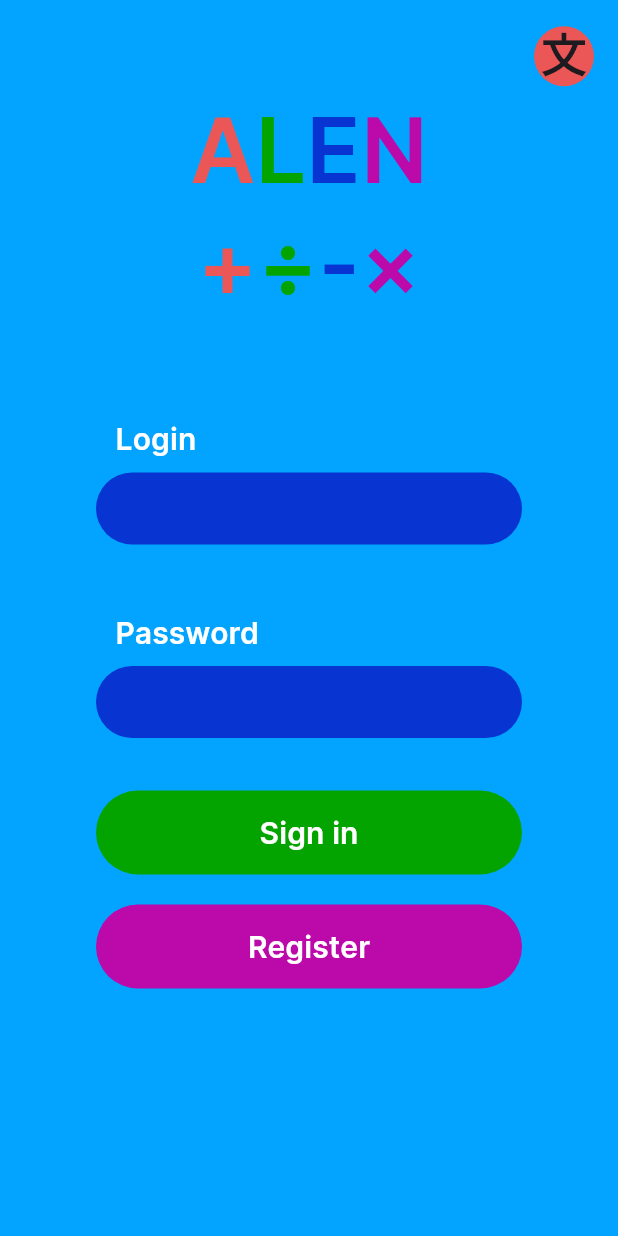
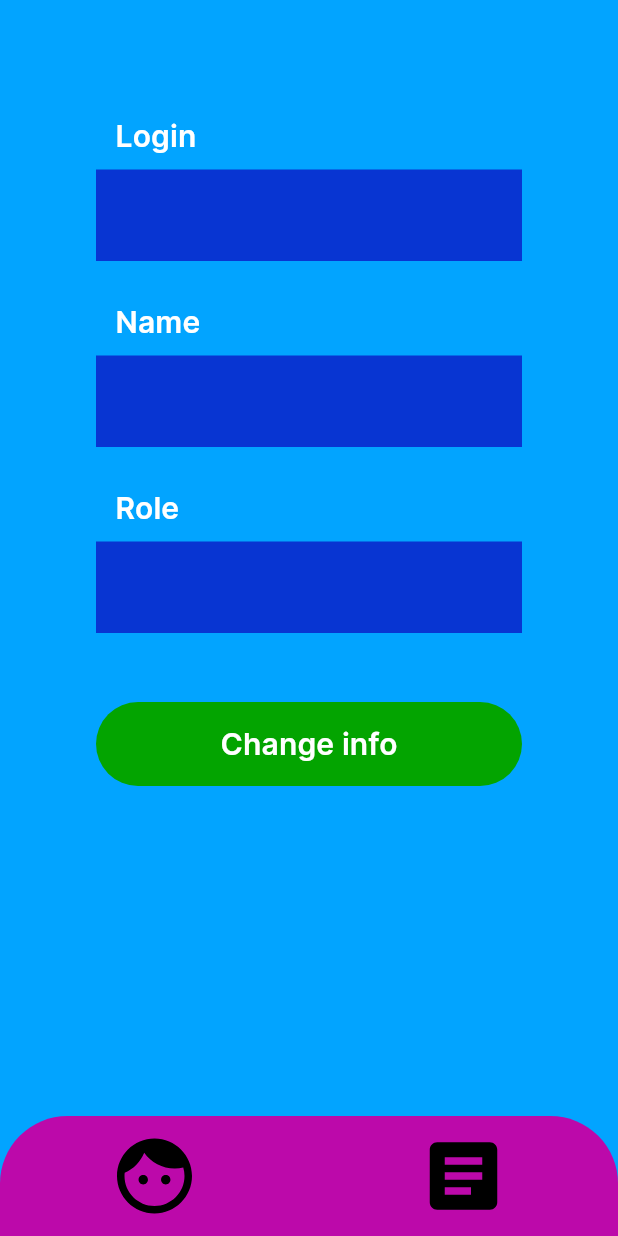
Before and after one commit to rolanos/alen, a Flutter app: the screen it shows after launch, after a tap on "Sign in", on a phone screen of 412 x 824 dp. Run offline on Flutter 3.47's test engine with Material 3 defaults, Android fonts, the phone set to English and light mode, and no system bars; our stand-ins replace flutter_svg, go_router.

Commit message:
Profile. Change info. Articles

```diff
--- /dev/null
+++ b/lib/features/articles/view/article_container.dart
@@ -0,0 +1,47 @@
+import 'package:alen/features/core/color_ui.dart';
+import 'package:flutter/material.dart';
+
+class ArticleContainer extends StatelessWidget {
+  const ArticleContainer({super.key});
+
+  @override
+  Widget build(BuildContext context) {
+    return GestureDetector(
+      onTap: () {},
+      child: Container(
+        constraints: BoxConstraints(minHeight: 180),
+        decoration: BoxDecoration(
+            color: ColorsUi.blue, borderRadius: BorderRadius.circular(45.0)),
+        margin: EdgeInsets.only(
+          left: 19.0,
+          right: 15.0,
+          top: 18.0,
+          bottom: 18.0,
+        ),
+        padding: EdgeInsets.only(left: 45.0, top: 18.0),
+        child: Column(
+          crossAxisAlignment: CrossAxisAlignment.start,
+          children: [
+            Text(
+              'Theme:',
+              style: Theme.of(context)
+                  .textTheme
+                  .titleSmall!
+                  .copyWith(color: Colors.white),
+            ),
+            SizedBox(
+              height: 8.0,
+            ),
+            Text(
+              'Description:',
+              style: Theme.of(context)
+                  .textTheme
+                  .titleSmall!
+                  .copyWith(color: Colors.white),
+            ),
+          ],
+        ),
+      ),
+    );
+  }
+}
--- /dev/null
+++ b/lib/features/articles/view/articles_screen.dart
@@ -0,0 +1,25 @@
+import 'package:alen/features/articles/view/article_container.dart';
+import 'package:flutter/material.dart';
+
+class ArticleScreen extends StatelessWidget {
+  const ArticleScreen({super.key});
+
+  @override
+  Widget build(BuildContext context) {
+    return SingleChildScrollView(
+      child: SafeArea(
+        child: ListView(
+          shrinkWrap: true,
+          children: [
+            ArticleContainer(),
+            ArticleContainer(),
+            ArticleContainer(),
+            ArticleContainer(),
+            ArticleContainer(),
+            ArticleContainer(),
+          ],
+        ),
+      ),
+    );
+  }
+}
--- a/lib/features/auth/view/sign_in_screen.dart
+++ b/lib/features/auth/view/sign_in_screen.dart
@@ -1,10 +1,11 @@
 import 'package:alen/features/auth/view/sing_up_screen.dart';
-import 'package:alen/features/auth/view/widget/input_container.dart';
+import 'package:alen/features/core/widget/input_container.dart';
 import 'package:alen/features/core/color_ui.dart';
 import 'package:alen/features/core/widget/logo.dart';
 import 'package:flutter/material.dart';
+import 'package:go_router/go_router.dart';
 
-import 'widget/button_container.dart';
+import '../../core/widget/button_container.dart';
 
 class SignInScreen extends StatelessWidget {
   const SignInScreen({super.key});
@@ -54,9 +55,7 @@ class SignInScreen extends StatelessWidget {
                     ButtonContainer(
                       text: 'Sign in',
                       color: ColorsUi.green,
-                      onTap: () => Navigator.of(context).pushReplacement(
-                          MaterialPageRoute(
-                              builder: (context) => const SignInScreen())),
+                      onTap: () => context.go('/profil'),
                     ),
                     const SizedBox(
                       height: 20,
@@ -64,9 +63,7 @@ class SignInScreen extends StatelessWidget {
                     ButtonContainer(
                       text: 'Register',
                       color: ColorsUi.purple,
-                      onTap: () => Navigator.of(context).pushReplacement(
-                          MaterialPageRoute(
-                              builder: (context) => const SingUpScreen())),
+                      onTap: () => context.go('/sign_in/sign_up'),
                     ),
                   ],
                 ),
--- a/lib/features/auth/view/sing_up_screen.dart
+++ b/lib/features/auth/view/sing_up_screen.dart
@@ -2,9 +2,10 @@ import 'package:alen/features/auth/view/sign_in_screen.dart';
 import 'package:alen/features/core/color_ui.dart';
 import 'package:alen/features/core/widget/logo.dart';
 import 'package:flutter/material.dart';
+import 'package:go_router/go_router.dart';
 
-import 'widget/button_container.dart';
-import 'widget/input_container.dart';
+import '../../core/widget/button_container.dart';
+import '../../core/widget/input_container.dart';
 
 class SingUpScreen extends StatelessWidget {
   const SingUpScreen({super.key});
@@ -54,9 +55,7 @@ class SingUpScreen extends StatelessWidget {
                     ButtonContainer(
                       text: 'Register',
                       color: ColorsUi.green,
-                      onTap: () => Navigator.of(context).pushReplacement(
-                          MaterialPageRoute(
-                              builder: (context) => const SingUpScreen())),
+                      onTap: () => context.go('/profil'),
                     ),
                     const SizedBox(
                       height: 16,
@@ -65,9 +64,7 @@ class SingUpScreen extends StatelessWidget {
                       child: ButtonContainer(
                         text: 'Sign in',
                         color: ColorsUi.purple,
-                        onTap: () => Navigator.of(context).pushReplacement(
-                            MaterialPageRoute(
-                                builder: (context) => const SignInScreen())),
+                        onTap: () => context.go('/sign_in'),
                       ),
                     ),
                   ],
--- /dev/null
+++ b/lib/features/core/router.dart
@@ -0,0 +1,98 @@
+import 'package:alen/features/auth/view/sign_in_screen.dart';
+import 'package:alen/features/auth/view/sing_up_screen.dart';
+import 'package:alen/features/menu/menu_screen.dart';
+import 'package:alen/features/articles/view/articles_screen.dart';
+import 'package:alen/features/profil/view/change_info_screen.dart';
+import 'package:alen/features/profil/view/profil_screen.dart';
+import 'package:alen/features/splash_creen.dart';
+import 'package:flutter/material.dart';
+import 'package:go_router/go_router.dart';
+
+GoRouter getRouter(BuildContext context) {
+  final GoRouter router = GoRouter(
+    initialLocation: '/splash',
+    routes: [
+      GoRoute(
+        path: '/splash',
+        pageBuilder: (context, state) =>
+            buildAnimatedRouting(state, const SplashScreen()),
+      ),
+      GoRoute(
+        path: '/sign_in',
+        pageBuilder: (context, state) => buildAnimatedRouting(
+          state,
+          const SignInScreen(),
+        ),
+        routes: [
+          GoRoute(
+            path: 'sign_up',
+            pageBuilder: (context, state) => buildAnimatedRouting(
+              state,
+              const SingUpScreen(),
+            ),
+          ),
+        ],
+      ),
+      StatefulShellRoute.indexedStack(
+        pageBuilder: (context, state, navigationShell) {
+          return buildAnimatedRouting(
+            state,
+            MenuScreen(
+              navigationShell: navigationShell,
+            ),
+          );
+        },
+        branches: [
+          StatefulShellBranch(
+            routes: [
+              GoRoute(
+                path: '/profil',
+                name: 'profil',
+                pageBuilder: (context, state) =>
+                    buildAnimatedRouting(state, const ProfilScreen()),
+                routes: [
+                  GoRoute(
+                    path: 'change_info',
+                    name: 'change_info',
+                    pageBuilder: (context, state) => buildAnimatedRouting(
+                      state,
+                      const ChangeInfoScreen(),
+                    ),
+                  ),
+                ],
+              ),
+            ],
+          ),
+          StatefulShellBranch(
+            routes: [
+              GoRoute(
+                path: '/task',
+                name: 'task',
+                pageBuilder: (context, state) =>
+                    buildAnimatedRouting(state, const ArticleScreen()),
+              ),
+            ],
+          ),
+        ],
+      ),
+    ],
+  );
+
+  return router;
+}
+
+//Анимация переходов
+buildAnimatedRouting(GoRouterState state, Widget screen) {
+  return CustomTransitionPage(
+    key: state.pageKey,
+    transitionDuration: const Duration(milliseconds: 225),
+    reverseTransitionDuration: const Duration(milliseconds: 225),
+    child: screen,
+    transitionsBuilder: (context, animation, secondaryAnimation, child) {
+      return FadeTransition(
+        opacity: CurveTween(curve: Curves.easeInOutCirc).animate(animation),
+        child: child,
+      );
+    },
+  );
+}
--- a/lib/features/auth/view/widget/input_container.dart
+++ b/lib/features/core/widget/input_container.dart
@@ -3,8 +3,11 @@ import 'package:flutter/material.dart';
 
 class InputContainer extends StatelessWidget {
   final String titleText;
+  final BorderRadiusGeometry? borderRadius;
+  final TextEditingController? controller;
 
-  const InputContainer({super.key, required this.titleText});
+  const InputContainer(
+      {super.key, required this.titleText, this.borderRadius, this.controller});
 
   @override
   Widget build(BuildContext context) {
@@ -28,13 +31,14 @@ class InputContainer extends StatelessWidget {
           padding: const EdgeInsets.symmetric(horizontal: 16, vertical: 0),
           decoration: BoxDecoration(
             color: ColorsUi.blue,
-            borderRadius: BorderRadius.circular(45.0),
+            borderRadius: borderRadius ?? BorderRadius.circular(45.0),
           ),
           child: TextFormField(
+            readOnly: (controller == null) ? true : false,
             decoration: const InputDecoration(
               border: InputBorder.none,
             ),
-            style: Theme.of(context).textTheme.titleSmall,
+            style: Theme.of(context).textTheme.titleMedium,
           ),
         ),
       ],
--- /dev/null
+++ b/lib/features/menu/menu_screen.dart
@@ -0,0 +1,95 @@
+import 'package:alen/features/core/color_ui.dart';
+import 'package:flutter/material.dart';
+import 'package:go_router/go_router.dart';
+import 'package:flutter_svg/flutter_svg.dart';
+
+class MenuScreen extends StatefulWidget {
+  final StatefulNavigationShell navigationShell;
+
+  const MenuScreen({
+    super.key,
+    required this.navigationShell,
+  });
+
+  @override
+  State<MenuScreen> createState() => _MenuScreenState();
+}
+
+class _MenuScreenState extends State<MenuScreen> {
+  @override
+  Widget build(BuildContext context) {
+    return Scaffold(
+      extendBody: true,
+      bottomNavigationBar: Container(
+        height: 80,
+        decoration: const BoxDecoration(
+          color: ColorsUi.purple,
+          borderRadius: BorderRadius.vertical(top: Radius.circular(45.0)),
+        ),
+        child: ClipRRect(
+          borderRadius: const BorderRadius.vertical(top: Radius.circular(45.0)),
+          child: Column(
+            mainAxisSize: MainAxisSize.min,
+            mainAxisAlignment: MainAxisAlignment.spaceAround,
+            children: [
+              Row(
+                mainAxisAlignment: MainAxisAlignment.center,
+                children: <Widget>[
+                  Expanded(
+                    child: InkWell(
+                      onTap: () {
+                        widget.navigationShell
+                            .goBranch(0, initialLocation: true);
+                      },
+                      child: Container(
+                        alignment: Alignment.center,
+                        child: SvgPicture.asset(
+                          "assets/icons/profil.svg",
+                          width: 60,
+                          height: 60,
+                        ),
+                      ),
+                    ),
+                  ),
+                  Expanded(
+                    child: InkWell(
+                      onTap: () {
+                        widget.navigationShell
+                            .goBranch(1, initialLocation: true);
+                      },
+                      child: Container(
+                        alignment: Alignment.center,
+                        child: SvgPicture.asset(
+                          "assets/icons/tasks.svg",
+                          width: 60,
+                          height: 60,
+                        ),
+                      ),
+                    ),
+                  ),
+                  // Expanded(
+                  //   child: InkWell(
+                  //     onTap: () {
+                  //       widget.navigationShell
+                  //           .goBranch(2, initialLocation: true);
+                  //     },
+                  //     child: Container(
+                  //       alignment: Alignment.center,
+                  //       child: SvgPicture.asset(
+                  //         "assets/icons/profil.svg",
+                  //         width: 60,
+                  //         height: 60,
+                  //       ),
+                  //     ),
+                  //   ),
+                  // ),
+                ],
+              ),
+            ],
+          ),
+        ),
+      ),
+      body: widget.navigationShell,
+    );
+  }
+}
--- /dev/null
+++ b/lib/features/profil/view/change_info_screen.dart
@@ -0,0 +1,56 @@
+import 'package:alen/features/core/color_ui.dart';
+import 'package:alen/features/core/widget/button_container.dart';
+import 'package:alen/features/core/widget/input_container.dart';
+import 'package:flutter/material.dart';
+
+class ChangeInfoScreen extends StatelessWidget {
+  const ChangeInfoScreen({super.key});
+
+  @override
+  Widget build(BuildContext context) {
+    return SingleChildScrollView(
+      child: SafeArea(
+        child: Padding(
+          padding: const EdgeInsets.symmetric(horizontal: 64.0),
+          child: Column(
+            children: [
+              const SizedBox(
+                height: 95.0,
+              ),
+              InputContainer(
+                titleText: 'Login',
+                controller: TextEditingController(),
+              ),
+              const SizedBox(
+                height: 24.0,
+              ),
+              InputContainer(
+                titleText: 'Password',
+                controller: TextEditingController(),
+              ),
+              const SizedBox(
+                height: 24.0,
+              ),
+              InputContainer(
+                titleText: 'Name',
+                controller: TextEditingController(),
+              ),
+              const SizedBox(
+                height: 24.0,
+              ),
+              InputContainer(
+                titleText: 'Role',
+                controller: TextEditingController(),
+              ),
+              const SizedBox(
+                height: 40.0,
+              ),
+              ButtonContainer(
+                  text: 'Save changes', color: ColorsUi.green, onTap: () {}),
+            ],
+          ),
+        ),
+      ),
+    );
+  }
+}
--- /dev/null
+++ b/lib/features/profil/view/profil_screen.dart
@@ -0,0 +1,52 @@
+import 'package:alen/features/core/color_ui.dart';
+import 'package:alen/features/core/widget/button_container.dart';
+import 'package:alen/features/core/widget/input_container.dart';
+import 'package:flutter/material.dart';
+import 'package:go_router/go_router.dart';
+
+class ProfilScreen extends StatelessWidget {
+  const ProfilScreen({super.key});
+
+  @override
+  Widget build(BuildContext context) {
+    return SingleChildScrollView(
+      child: SafeArea(
+        child: Padding(
+          padding: const EdgeInsets.symmetric(horizontal: 64.0),
+          child: Column(
+            children: [
+              const SizedBox(
+                height: 76.0,
+              ),
+              InputContainer(
+                titleText: 'Login',
+                borderRadius: BorderRadius.circular(0),
+              ),
+              const SizedBox(
+                height: 26.0,
+              ),
+              InputContainer(
+                titleText: 'Name',
+                borderRadius: BorderRadius.circular(0),
+              ),
+              const SizedBox(
+                height: 26.0,
+              ),
+              InputContainer(
+                titleText: 'Role',
+                borderRadius: BorderRadius.circular(0),
+              ),
+              const SizedBox(
+                height: 46.0,
+              ),
+              ButtonContainer(
+                  text: 'Change info',
+                  color: ColorsUi.green,
+                  onTap: () => context.goNamed('change_info'))
+            ],
+          ),
+        ),
+      ),
+    );
+  }
+}
--- a/lib/features/splash_creen.dart
+++ b/lib/features/splash_creen.dart
@@ -1,6 +1,7 @@
 import 'package:alen/features/auth/view/sign_in_screen.dart';
 import 'package:alen/features/core/widget/logo.dart';
 import 'package:flutter/material.dart';
+import 'package:go_router/go_router.dart';
 
 import 'core/color_ui.dart';
 
@@ -17,8 +18,7 @@ class _SplashScreenState extends State<SplashScreen> {
     super.initState();
     Future.delayed(
       Duration(seconds: 2),
-      () => Navigator.of(context)
-          .push(MaterialPageRoute(builder: (context) => SignInScreen())),
+      () => context.go('/sign_in'),
     );
   }
 
--- a/lib/main.dart
+++ b/lib/main.dart
@@ -1,6 +1,9 @@
 import 'package:alen/features/core/color_ui.dart';
 import 'package:alen/features/splash_creen.dart';
 import 'package:flutter/material.dart';
+import 'package:go_router/go_router.dart';
+
+import 'features/core/router.dart';
 
 void main() {
   runApp(const MyApp());
@@ -11,8 +14,9 @@ class MyApp extends StatelessWidget {
 
   @override
   Widget build(BuildContext context) {
-    return MaterialApp(
-      title: 'Flutter Demo',
+    final GoRouter router = getRouter(context);
+    return MaterialApp.router(
+      routerConfig: router,
       debugShowCheckedModeBanner: false,
       theme: ThemeData(
         scaffoldBackgroundColor: ColorsUi.scaffoldColor,
@@ -23,7 +27,6 @@ class MyApp extends StatelessWidget {
           titleSmall: TextStyle(fontSize: 20, fontWeight: FontWeight.w600),
         ),
       ),
-      home: const SplashScreen(),
     );
   }
 }
--- a/pubspec.yaml
+++ b/pubspec.yaml
@@ -35,6 +35,8 @@ dependencies:
   # The following adds the Cupertino Icons font to your application.
   # Use with the CupertinoIcons class for iOS style icons.
   cupertino_icons: ^1.0.2
+  go_router: ^12.1.3
+  flutter_svg: ^2.0.9
 
 dev_dependencies:
   flutter_test:
@@ -61,6 +63,7 @@ flutter:
   # To add assets to your application, add an assets section, like this:
   assets:
     - assets/fonts/
+    - assets/icons/
   # An image asset can refer to one or more resolution-specific "variants", see
   # https://flutter.dev/assets-and-images/#resolution-aware
 
```
Also changed, not shown: assets/icons/notes.svg (added), assets/icons/play.svg (added), assets/icons/profil.svg (added), assets/icons/qr.svg (added), assets/icons/tasks.svg (added), lib/features/core/widget/button_container.dart (renamed from lib/features/auth/view/widget/button_container.dart), pubspec.lock.
